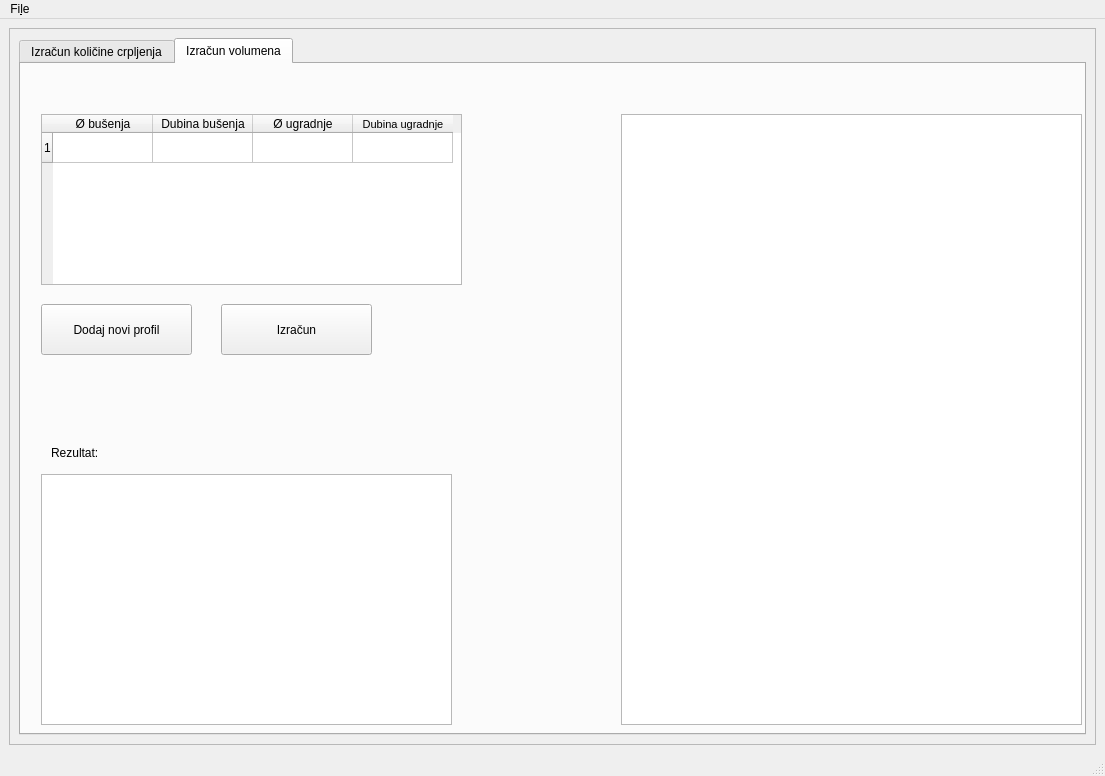
Before: the Qt Designer form UI/app_ui.ui in lblazok/App, drawn with Qt 5.
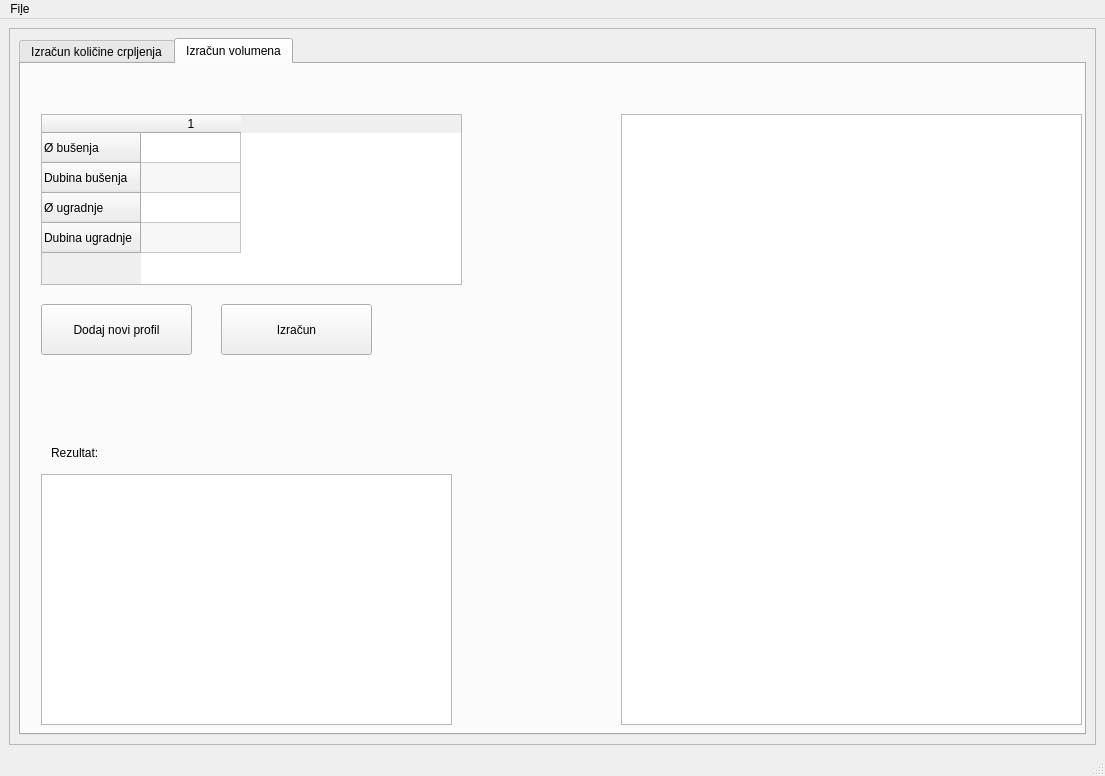
After: the same form once the commit is applied.

Commit message: zamljenjeni row i column na volumenu

The edit to the form file:
```diff
--- a/UI/app_ui.ui
+++ b/UI/app_ui.ui
@@ -210,11 +210,11 @@
             <bool>true</bool>
            </property>
            <property name="rowCount">
-            <number>1</number>
-           </property>
-           <property name="columnCount">
             <number>4</number>
            </property>
+           <property name="columnCount">
+            <number>1</number>
+           </property>
            <attribute name="horizontalHeaderCascadingSectionResizes">
             <bool>false</bool>
            </attribute>
@@ -227,42 +227,27 @@
            <attribute name="horizontalHeaderStretchLastSection">
             <bool>false</bool>
            </attribute>
-           <row/>
-           <column>
+           <row>
             <property name="text">
              <string>Ø bušenja</string>
             </property>
-           </column>
-           <column>
+           </row>
+           <row>
             <property name="text">
              <string>Dubina bušenja</string>
             </property>
-            <property name="font">
-             <font>
-              <pointsize>9</pointsize>
-             </font>
-            </property>
-           </column>
-           <column>
+           </row>
+           <row>
             <property name="text">
              <string>Ø ugradnje</string>
             </property>
-            <property name="font">
-             <font>
-              <pointsize>9</pointsize>
-             </font>
-            </property>
-           </column>
-           <column>
+           </row>
+           <row>
             <property name="text">
              <string>Dubina ugradnje</string>
             </property>
-            <property name="font">
-             <font>
-              <pointsize>8</pointsize>
-             </font>
-            </property>
-           </column>
+           </row>
+           <column/>
           </widget>
           <widget class="QPushButton" name="vol_novi_profil">
            <property name="geometry">
```
The commit also changes 4 other files.
